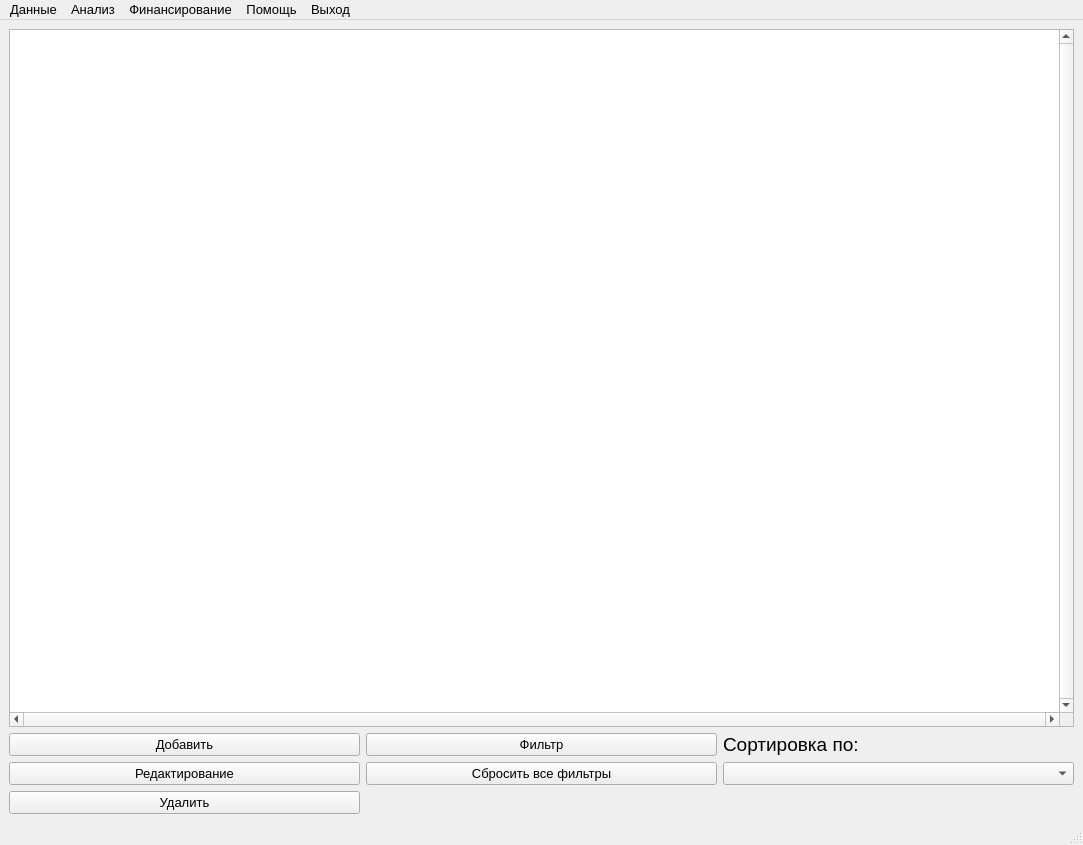
Before: the Qt Designer form MainForm.ui in Kerensk1y/lab_subd, drawn with Qt 5.
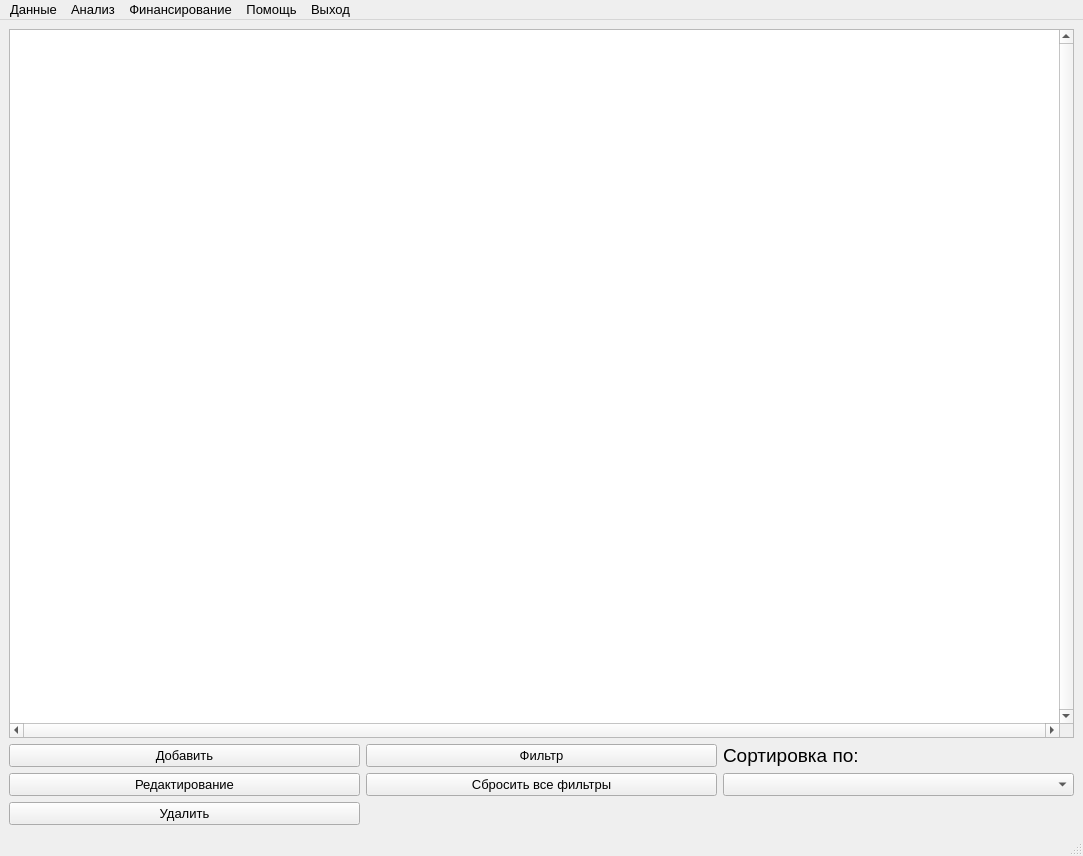
After: the same form once the commit is applied. Icons and pictures are not drawn.

Patch:
```diff
--- a/MainForm.ui
+++ b/MainForm.ui
@@ -10,7 +10,7 @@
     <x>0</x>
     <y>0</y>
     <width>1083</width>
-    <height>845</height>
+    <height>856</height>
    </rect>
   </property>
   <property name="font">
```
Left out of the diff: 2 changed lines with no effect on the pictures.
